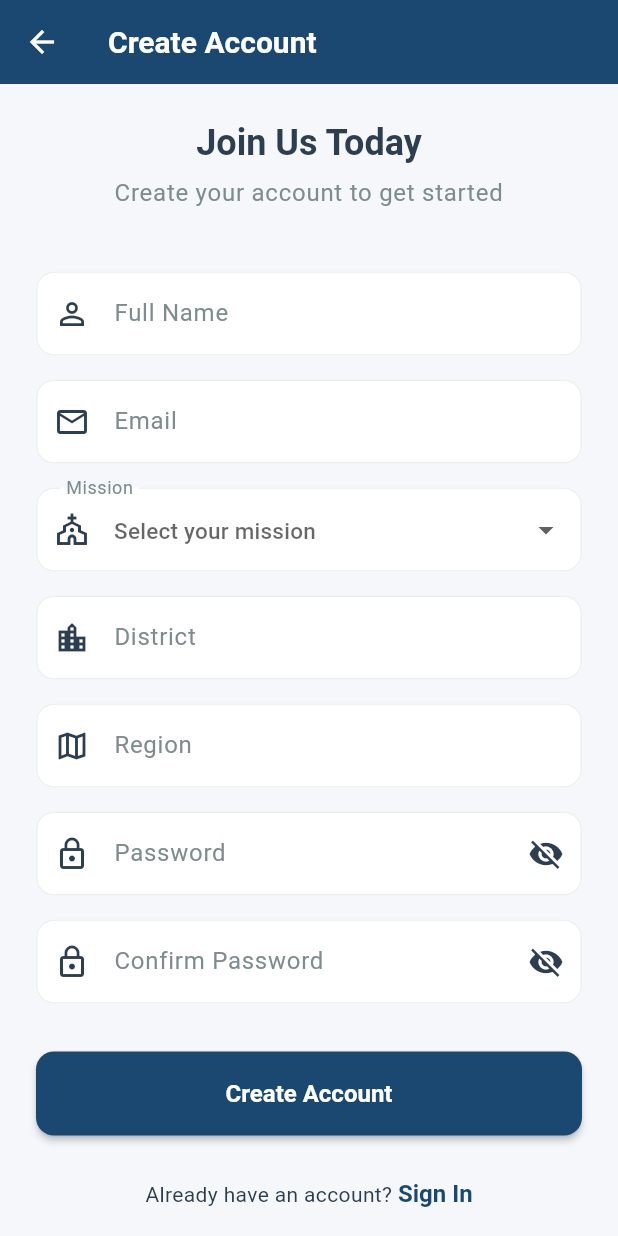
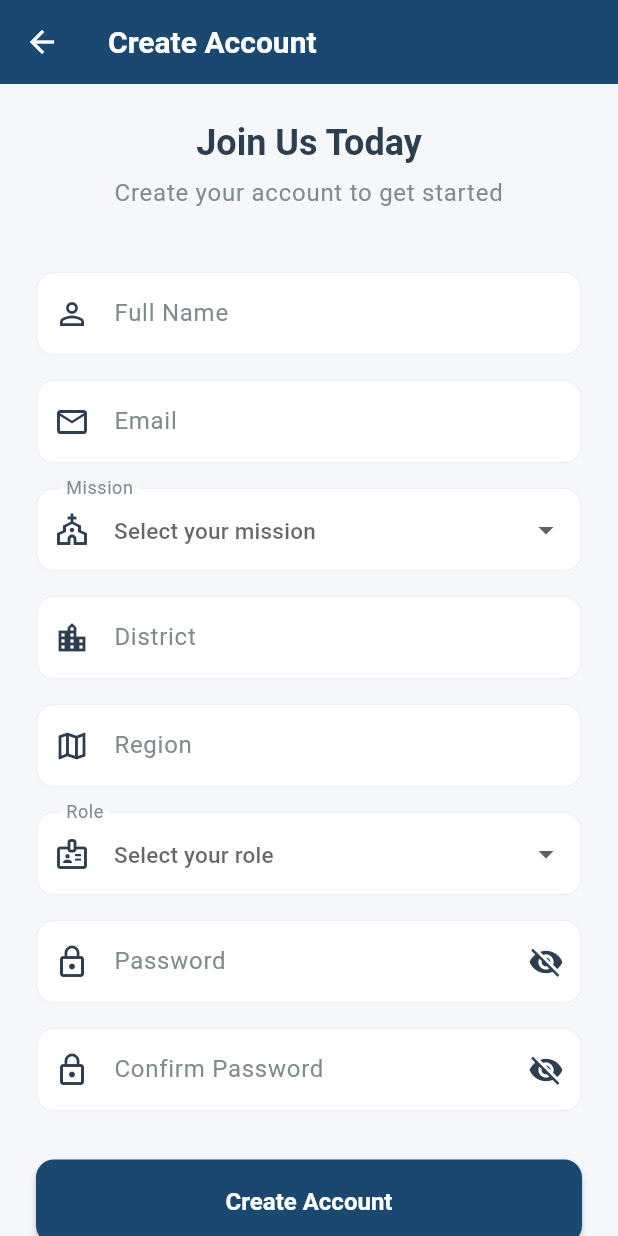
Before and after one commit to hearyaldy/pastor_report-latest, a Flutter app: the RegistrationScreen screen opened by its route, on a phone screen of 412 x 824 dp. Run offline on Flutter 3.47's test engine with Material 3 defaults, Android fonts, the phone set to English and light mode, and no system bars; our stand-ins replace cloud_firestore, firebase_auth, firebase_core, shared_preferences, webview_flutter; accounts and stored records are empty.

Commit message:
feat: Add user role field with 7 predefined options - v2.7.0
👤 Enhanced User Profile with Role
- Added role field to UserModel
- 7 role options: Mission Officer, Departmental Director, District Pastor, Lay Pastor, Contract Pastor, Mission Staff, Volunteer
- Updated all model methods (fromMap, toMap, copyWith)

📝 Registration Enhancement
- Added role dropdown with 7 predefined options
- Required field during registration
- Badge icon for visual consistency
- Validation to ensure role is selected

🏠 Dashboard Display
- Role displayed below user name with badge icon
- Shown in italics for visual distinction
- Format: [Badge Icon] Role Name
- Positioned between name and location info
- Only shown for users with role data

👥 Profile Management
- Display role in dedicated profile card
- Full edit capability with role dropdown
- Badge icon for consistency
- Role updates sync across all screens

🔧 Technical Updates
- Updated AuthService.registerWithEmailPassword with role parameter
- Updated AuthProvider.register with role parameter
- Updated UserManagementService.updateUserProfile with role parameter
- All services properly handle role field

📦 Files Changed
- lib/models/user_model.dart
- lib/services/auth_service.dart
- lib/services/user_management_service.dart
- lib/providers/auth_provider.dart
- lib/screens/registration_screen.dart
- lib/screens/profile_screen.dart
- lib/screens/dashboard_screen.dart
- lib/utils/constants.dart
- pubspec.yaml

Version: 2.7.0+10

🤖 Generated with [Claude Code](https://claude.com/claude-code)

Co-Authored-By: Claude <noreply@anthropic.com>

```diff
--- a/lib/models/user_model.dart
+++ b/lib/models/user_model.dart
@@ -8,6 +8,7 @@ class UserModel {
   final String? mission;
   final String? district;
   final String? region;
+  final String? role;
 
   UserModel({
     required this.uid,
@@ -18,6 +19,7 @@ class UserModel {
     this.mission,
     this.district,
     this.region,
+    this.role,
   });
 
   // Create UserModel from Firebase User and Firestore data
@@ -31,6 +33,7 @@ class UserModel {
       mission: map['mission'],
       district: map['district'],
       region: map['region'],
+      role: map['role'],
     );
   }
 
@@ -44,6 +47,7 @@ class UserModel {
       'mission': mission,
       'district': district,
       'region': region,
+      'role': role,
     };
   }
 
@@ -63,6 +67,7 @@ class UserModel {
     String? mission,
     String? district,
     String? region,
+    String? role,
   }) {
     return UserModel(
       uid: uid ?? this.uid,
@@ -73,6 +78,7 @@ class UserModel {
       mission: mission ?? this.mission,
       district: district ?? this.district,
       region: region ?? this.region,
+      role: role ?? this.role,
     );
   }
 }
--- a/lib/providers/auth_provider.dart
+++ b/lib/providers/auth_provider.dart
@@ -87,6 +87,7 @@ class AuthProvider with ChangeNotifier {
     String? mission,
     String? district,
     String? region,
+    String? role,
   }) async {
     _setLoading(true);
     _clearError();
@@ -100,6 +101,7 @@ class AuthProvider with ChangeNotifier {
         mission: mission,
         district: district,
         region: region,
+        role: role,
       );
 
       _setLoading(false);
--- a/lib/screens/profile_screen.dart
+++ b/lib/screens/profile_screen.dart
@@ -20,6 +20,7 @@ class _ProfileScreenState extends State<ProfileScreen> {
   bool _isEditing = false;
   bool _isLoading = false;
   String? _selectedMission;
+  String? _selectedRole;
 
   @override
   void dispose() {
@@ -41,6 +42,7 @@ class _ProfileScreenState extends State<ProfileScreen> {
         mission: _selectedMission,
         district: _districtController.text.trim(),
         region: _regionController.text.trim(),
+        role: _selectedRole,
       );
 
       if (!mounted) return;
@@ -408,6 +410,7 @@ class _ProfileScreenState extends State<ProfileScreen> {
                                     _selectedMission = user.mission;
                                     _districtController.text = user.district ?? '';
                                     _regionController.text = user.region ?? '';
+                                    _selectedRole = user.role;
                                   });
                                 },
                               ),
@@ -462,6 +465,26 @@ class _ProfileScreenState extends State<ProfileScreen> {
                                   border: OutlineInputBorder(),
                                   prefixIcon: Icon(Icons.map_outlined),
                                 ),
+                              ),
+                              const SizedBox(height: 16),
+                              DropdownButtonFormField<String>(
+                                value: _selectedRole,
+                                decoration: const InputDecoration(
+                                  labelText: 'Role',
+                                  border: OutlineInputBorder(),
+                                  prefixIcon: Icon(Icons.badge_outlined),
+                                ),
+                                items: AppConstants.roles.map((String role) {
+                                  return DropdownMenuItem<String>(
+                                    value: role,
+                                    child: Text(role),
+                                  );
+                                }).toList(),
+                                onChanged: (String? newValue) {
+                                  setState(() {
+                                    _selectedRole = newValue;
+                                  });
+                                },
                               ),
                               const SizedBox(height: 16),
                               Row(
@@ -543,6 +566,17 @@ class _ProfileScreenState extends State<ProfileScreen> {
                       leading: const Icon(Icons.map_outlined, color: AppTheme.primary),
                       title: const Text('Region'),
                       subtitle: Text(user.region!),
+                    ),
+                  ),
+
+                // Role
+                if (user.role != null && user.role!.isNotEmpty)
+                  Card(
+                    margin: const EdgeInsets.symmetric(horizontal: 16, vertical: 4),
+                    child: ListTile(
+                      leading: const Icon(Icons.badge_outlined, color: AppTheme.primary),
+                      title: const Text('Role'),
+                      subtitle: Text(user.role!),
                     ),
                   ),
 
--- a/lib/screens/registration_screen.dart
+++ b/lib/screens/registration_screen.dart
@@ -23,6 +23,7 @@ class _RegistrationScreenState extends State<RegistrationScreen> {
   bool _obscureConfirmPassword = true;
   bool _isLoading = false;
   String? _selectedMission;
+  String? _selectedRole;
 
   @override
   void dispose() {
@@ -60,6 +61,7 @@ class _RegistrationScreenState extends State<RegistrationScreen> {
         mission: _selectedMission,
         district: _districtController.text.trim(),
         region: _regionController.text.trim(),
+        role: _selectedRole,
       );
 
       if (!mounted) return;
@@ -219,6 +221,34 @@ class _RegistrationScreenState extends State<RegistrationScreen> {
                 ),
                 const SizedBox(height: 16),
 
+                // Role Dropdown
+                DropdownButtonFormField<String>(
+                  value: _selectedRole,
+                  decoration: const InputDecoration(
+                    labelText: 'Role',
+                    hintText: 'Select your role',
+                    prefixIcon: Icon(Icons.badge_outlined),
+                  ),
+                  items: AppConstants.roles.map((String role) {
+                    return DropdownMenuItem<String>(
+                      value: role,
+                      child: Text(role),
+                    );
+                  }).toList(),
+                  onChanged: (String? newValue) {
+                    setState(() {
+                      _selectedRole = newValue;
+                    });
+                  },
+                  validator: (value) {
+                    if (value == null || value.isEmpty) {
+                      return 'Please select a role';
+                    }
+                    return null;
+                  },
+                ),
+                const SizedBox(height: 16),
+
                 // Password Field
                 TextFormField(
                   controller: _passwordController,
--- a/lib/services/auth_service.dart
+++ b/lib/services/auth_service.dart
@@ -42,6 +42,7 @@ class AuthService {
     String? mission,
     String? district,
     String? region,
+    String? role,
   }) async {
     try {
       UserCredential result = await _auth.createUserWithEmailAndPassword(
@@ -60,6 +61,7 @@ class AuthService {
           mission: mission,
           district: district,
           region: region,
+          role: role,
         );
 
         await _firestore.collection('users').doc(user.uid).set(userModel.toMap());
--- a/lib/services/user_management_service.dart
+++ b/lib/services/user_management_service.dart
@@ -55,6 +55,7 @@ class UserManagementService {
     String? mission,
     String? district,
     String? region,
+    String? role,
   }) async {
     try {
       final Map<String, dynamic> updates = {};
@@ -79,6 +80,10 @@ class UserManagementService {
 
       if (region != null) {
         updates['region'] = region;
+      }
+
+      if (role != null) {
+        updates['role'] = role;
       }
 
       if (updates.isNotEmpty) {
--- a/lib/utils/constants.dart
+++ b/lib/utils/constants.dart
@@ -5,7 +5,7 @@ import 'package:pastor_report/models/department_model.dart';
 class AppConstants {
   // App Info
   static const String appName = 'Pastor Report';
-  static const String appVersion = '2.6.0';
+  static const String appVersion = '2.7.0';
 
   // Routes
   static const String routeSplash = '/splash';
@@ -28,6 +28,17 @@ class AppConstants {
     'North Sabah Mission',
     'Sarawak Mission',
     'Peninsular Mission',
+  ];
+
+  // Role Options
+  static const List<String> roles = [
+    'Mission Officer',
+    'Departmental Director',
+    'District Pastor',
+    'Lay Pastor',
+    'Contract Pastor',
+    'Mission Staff',
+    'Volunteer',
   ];
 }
 
--- a/pubspec.yaml
+++ b/pubspec.yaml
@@ -3,7 +3,7 @@ description: A simple Flutter app for pastors to submit reports to different dep
 
 publish_to: 'none' # This prevents the package from being published to pub.dev
 
-version: 2.6.0+9
+version: 2.7.0+10
 
 environment:
   sdk: ">=2.19.0 <3.0.0"
```
Also changed, not shown: lib/screens/dashboard_screen.dart (+21 -0 lines).
